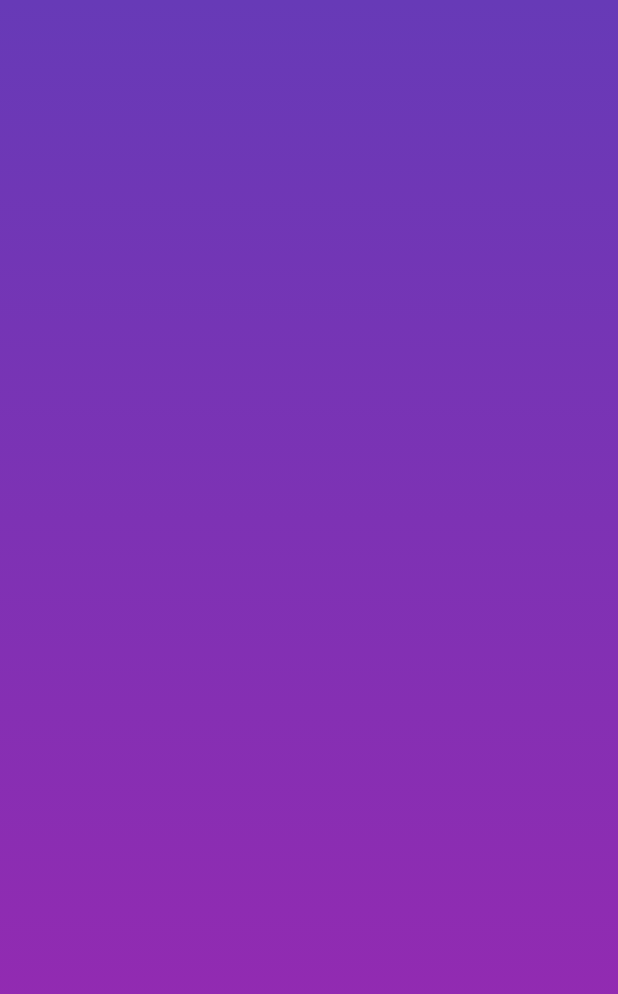
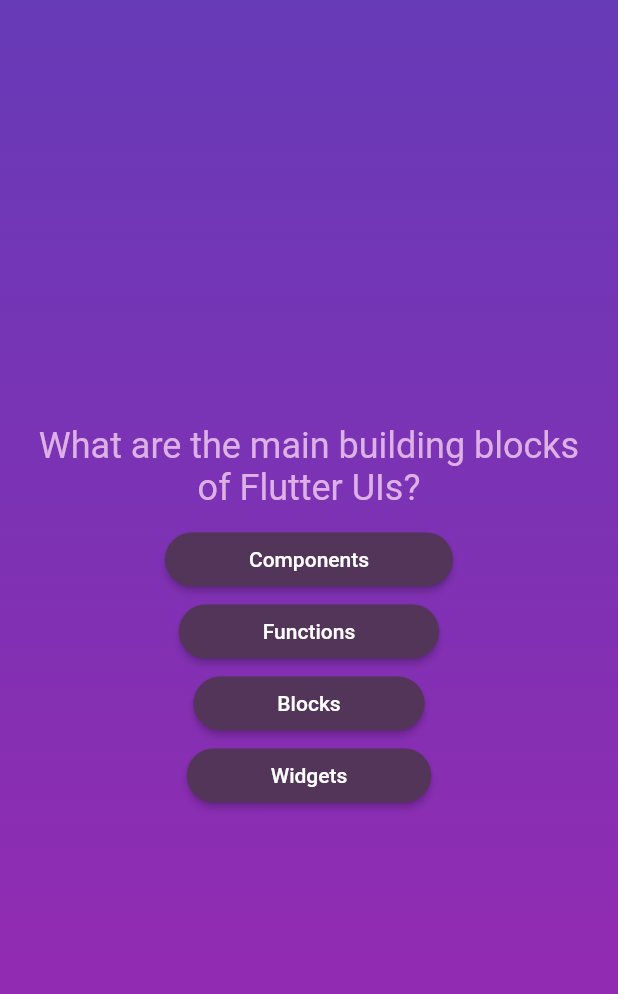
Before and after one commit to Akleodorion/quizz_app, a Flutter app: the screen it shows after launch, after a tap on "Hey", on a phone screen of 412 x 824 dp. Shown: the top 994 px of the screen. Run offline on Flutter 3.47's test engine with Material 2 defaults, Android fonts, the phone set to English and light mode, and no system bars.

Commit message:
button and screen change done

```diff
--- /dev/null
+++ b/lib/answer_button.dart
@@ -0,0 +1,24 @@
+import 'package:flutter/material.dart';
+
+class AnswerButton extends StatelessWidget {
+  const AnswerButton({super.key, required this.answer, required this.onTap});
+  final String answer;
+  final void Function() onTap;
+
+  @override
+  Widget build(BuildContext context) {
+    return ElevatedButton(
+              onPressed: onTap,
+              style: ElevatedButton.styleFrom(
+                foregroundColor: Colors.white,
+                backgroundColor: const Color.fromARGB(255, 83, 53, 90),
+                shape: RoundedRectangleBorder(
+                    borderRadius: BorderRadius.circular(20)),
+              ),
+              child: Padding(
+                padding: const EdgeInsets.symmetric(horizontal: 40, vertical: 5),
+                child: Text(answer),
+              ),
+            );
+  }
+}
--- /dev/null
+++ b/lib/data/quiz_questions.dart
@@ -0,0 +1,55 @@
+import '../models/questions.dart';
+
+var questions = [
+  Questions(
+    text: 'What are the main building blocks of Flutter UIs?',
+    answers:[
+      'Widgets',
+      'Components',
+      'Blocks',
+      'Functions',
+    ],
+  ),
+  Questions(text:'How are Flutter UIs built?', answers:[
+    'By combining widgets in code',
+    'By combining widgets in a visual editor',
+    'By defining widgets in config files',
+    'By using XCode for iOS and Android Studio for Android',
+  ]),
+  Questions(
+    text:'What\'s the purpose of a StatefulWidget?',
+    answers:[
+      'Update UI as data changes',
+      'Update data as UI changes',
+      'Ignore data changes',
+      'Render UI that does not depend on data',
+    ],
+  ),
+  Questions(
+    text:'Which widget should you try to use more often: StatelessWidget or StatefulWidget?',
+    answers:[
+      'StatelessWidget',
+      'StatefulWidget',
+      'Both are equally good',
+      'None of the above',
+    ],
+  ),
+  Questions(
+    text:'What happens if you change data in a StatelessWidget?',
+    answers:[
+      'The UI is not updated',
+      'The UI is updated',
+      'The closest StatefulWidget is updated',
+      'Any nested StatefulWidgets are updated',
+    ],
+  ),
+  Questions(
+    text:'How should you update data inside of StatefulWidgets?',
+    answers:[
+      'By calling setState()',
+      'By calling updateData()',
+      'By calling updateUI()',
+      'By calling updateState()',
+    ],
+  ),
+];
--- /dev/null
+++ b/lib/models/questions.dart
@@ -0,0 +1,13 @@
+class Questions {
+  Questions({required this.text, required this.answers});
+
+  final String text;
+  final List<String> answers;
+
+  List<String> getShuffledQuestions () {
+    var shuffledQuestions = List.of(answers);
+    shuffledQuestions.shuffle();
+
+    return shuffledQuestions;
+  }
+}
--- a/lib/question_screen.dart
+++ b/lib/question_screen.dart
@@ -1,12 +1,48 @@
 import 'package:flutter/material.dart';
+import './data/quiz_questions.dart';
+import './answer_button.dart';
 
-class QuestionScreen extends StatelessWidget {
+class QuestionScreen extends StatefulWidget {
   const QuestionScreen({super.key});
 
   @override
+  State<QuestionScreen> createState() => _QuestionScreenState();
+}
+
+class _QuestionScreenState extends State<QuestionScreen> {
+
+  int currentQuestion = 0;
+  @override
   Widget build(BuildContext context) {
-    return const Center(
-      child: Column(),
+
+    void changeQuestion() {
+      setState(() {
+        currentQuestion += 1;
+      });
+    }
+
+
+    return Center(
+      child: Padding(
+        padding: const EdgeInsets.all(25.0),
+        child: Column(
+          mainAxisSize: MainAxisSize.min,
+          children: [
+            Text(
+              textAlign: TextAlign.center,
+              questions[currentQuestion].text,
+              style: const TextStyle(
+                fontSize: 24,
+                color: Color.fromARGB(255, 222, 177, 230),
+              ),
+            ),
+            const SizedBox(height: 10),
+            ...questions[currentQuestion].getShuffledQuestions().map((data) {
+              return AnswerButton(answer: data, onTap: changeQuestion);
+            })
+          ],
+        ),
+      ),
     );
   }
 }
```
